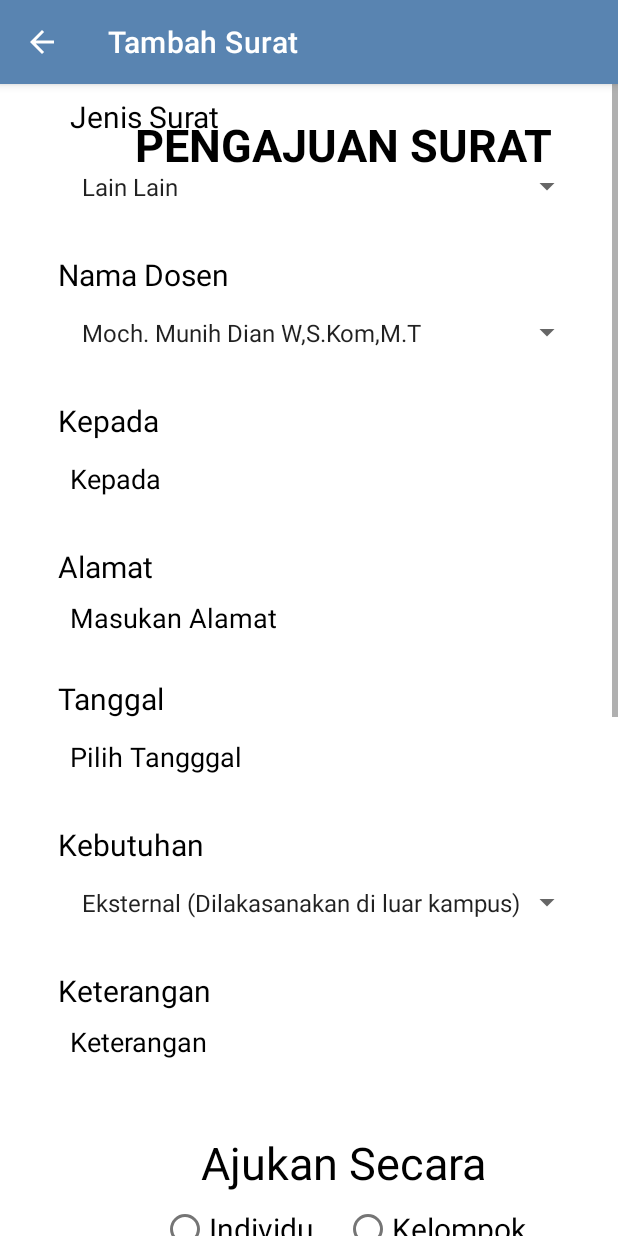
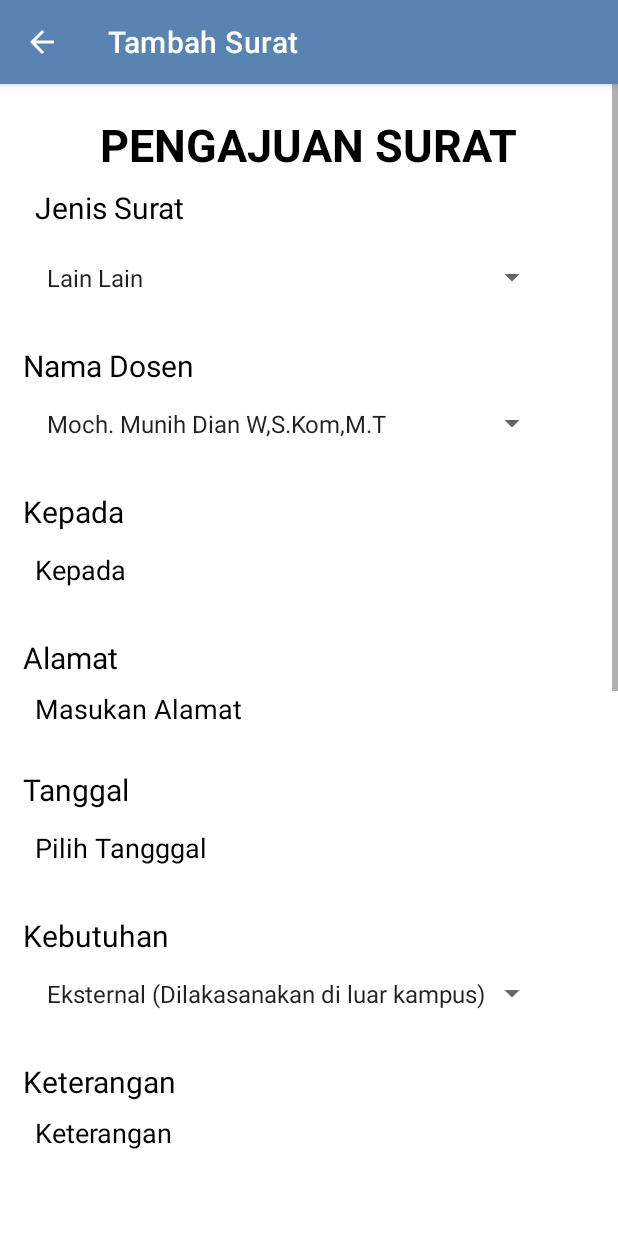
Before and after one commit to Project-Semester-4-JTI-Surat/jti-mobile, an Android app: the TambahSurat screen opened directly, with no data from a screen before it, on a phone screen of 412 x 824 dp. Run offline under Robolectric (Android 15) with nearby library versions, the phone set to English and light mode, and no system bars.

Commit message:
Perbaikan Layout Tambah Surat (1)

```diff
--- a/app/src/main/java/com/example/projectsemester4/TambahSurat.java
+++ b/app/src/main/java/com/example/projectsemester4/TambahSurat.java
@@ -1,20 +1,37 @@
 package com.example.projectsemester4;
+import android.content.Context;
 import android.content.Intent;
 import android.os.Bundle;
+import android.text.Editable;
+import android.text.TextUtils;
+import android.text.TextWatcher;
+import android.view.LayoutInflater;
 import android.view.MenuItem;
 import android.view.View;
 import android.widget.AdapterView;
 import android.widget.ArrayAdapter;
+import android.widget.Button;
 import android.widget.EditText;
+import android.widget.LinearLayout;
+import android.widget.RadioButton;
+import android.widget.RadioGroup;
+import android.widget.RelativeLayout;
 import android.widget.Spinner;
 import android.widget.TextView;
 
 import androidx.appcompat.app.AppCompatActivity;
 
 public class TambahSurat extends AppCompatActivity implements AdapterView.OnItemSelectedListener {
-    EditText kepada, alamat, tanggal;
-    Spinner spJenisSurat, spNamaDosen, kebutuhan;
-    TextView judulSurat, jsSurat, nmDosen, kpd, almt, tgl, kbth;
+    private EditText kepada, alamat, tanggal;
+    private Spinner spJenisSurat, spNamaDosen, kebutuhan;
+    private TextView judulSurat, jsSurat, nmDosen, kpd, almt, tgl, kbth;
+    private RadioGroup pilihan;
+    private RadioButton pilihan1, pilihan2;
+    private TextView anggotaKe, txNim, txNamaAnggota, txProdi, txTlpAnggota;
+    private EditText nimAnggota, namaAnggota, tlpAnggota;
+    private Spinner prodiAnggota;
+    private Button tambahAnggotaButton, resetFormButton, ajukanButton;
+    private int jumlahAnggota = 1;
     protected void onCreate(Bundle savedInstanceState) {
         super.onCreate(savedInstanceState);
         setContentView(R.layout.tambah_surat);
@@ -33,6 +50,21 @@ public class TambahSurat extends AppCompatActivity implements AdapterView.OnItem
         almt = findViewById(R.id.almt);
         tgl = findViewById(R.id.tgl);
         kbth = findViewById(R.id.kbth);
+
+        pilihan = findViewById(R.id.pilihan);
+        pilihan1 = findViewById(R.id.pilihan1);
+        pilihan2 = findViewById(R.id.pilihan2);
+        anggotaKe = findViewById(R.id.anggotaKe);
+        txNim = findViewById(R.id.txNim);
+        txNamaAnggota = findViewById(R.id.txNamaAnggota);
+        txProdi = findViewById(R.id.txProdi);
+        txTlpAnggota = findViewById(R.id.txTlpAnggota);
+        nimAnggota = findViewById(R.id.nimAnggota);
+        namaAnggota = findViewById(R.id.namaAnggota);
+        tlpAnggota = findViewById(R.id.tlpAnggota);
+        tambahAnggotaButton = findViewById(R.id.tambahAnggotaButton);
+        resetFormButton = findViewById(R.id.resetButton);
+        ajukanButton = findViewById(R.id.ajukanButton);
 
         ArrayAdapter<CharSequence> adapterJS = ArrayAdapter.createFromResource(this,
                 R.array.jenis_surat, android.R.layout.simple_spinner_item);
@@ -53,6 +85,65 @@ public class TambahSurat extends AppCompatActivity implements AdapterView.OnItem
         spNamaDosen.setOnItemSelectedListener(this);
         kebutuhan.setOnItemSelectedListener(this);
 
+        tambahAnggotaButton.setOnClickListener(new View.OnClickListener() {
+            @Override
+            public void onClick(View v) {
+                // Mengaktifkan RadioButton pilihan2 dan menonaktifkan pilihan1
+                pilihan1.setEnabled(false);
+                pilihan2.setEnabled(true);
+
+                // Menambahkan tampilan form anggota baru
+                LayoutInflater inflater = (LayoutInflater) getSystemService(Context.LAYOUT_INFLATER_SERVICE);
+                View view = inflater.inflate(R.layout.tambah_surat, null);
+                LinearLayout anggotaLayout = findViewById(R.id.LinearLayout2);
+                anggotaLayout.addView(view, anggotaLayout.getChildCount());
+
+                // Menambahkan nomor urut anggota
+                jumlahAnggota++;
+                TextView anggotaKe = findViewById(R.id.anggotaKe);
+                anggotaKe.setVisibility(View.VISIBLE);
+                anggotaKe.setText("Anggota Ke-" + jumlahAnggota);
+
+
+                // Mengambil referensi dari elemen form anggota yang baru ditambahkan
+                TextView txNim = view.findViewById(R.id.txNim);
+                TextView txNamaAnggota = view.findViewById(R.id.txNamaAnggota);
+                TextView txProdi = view.findViewById(R.id.txProdi);
+                TextView txTlpAnggota = view.findViewById(R.id.txTlpAnggota);
+                EditText nimAnggota = view.findViewById(R.id.nimAnggota);
+                EditText namaAnggota = view.findViewById(R.id.namaAnggota);
+                EditText tlpAnggota = view.findViewById(R.id.tlpAnggota);
+                Spinner prodiAnggota = view.findViewById(R.id.prodiAnggota);
+
+                // Mengatur adapter untuk Spinner prodiAnggotaBaru
+                ArrayAdapter<CharSequence> adapterProdi = ArrayAdapter.createFromResource(TambahSurat.this,
+                        R.array.prodi, android.R.layout.simple_spinner_item);
+                adapterProdi.setDropDownViewResource(android.R.layout.simple_spinner_dropdown_item);
+                prodiAnggota.setAdapter(adapterProdi);
+            }
+        });
+
+
+        resetFormButton.setOnClickListener(new View.OnClickListener() {
+            @Override
+            public void onClick(View v) {
+                // mereset semua field ke nilai awal
+                kepada.setText("");
+                alamat.setText("");
+                tanggal.setText("");
+                spJenisSurat.setSelection(0);
+                spNamaDosen.setSelection(0);
+                kebutuhan.setSelection(0);
+                pilihan1.setChecked(true);
+                pilihan1.setEnabled(true);
+                LinearLayout layout = findViewById(R.id.LinearLayout2);
+                int count = layout.getChildCount();
+                for (int i = count - 1; i >= 5; i--) {
+                    View view = layout.getChildAt(i);
+                    layout.removeView(view);
+                }
+            }
+        });
     }
 
     @Override
--- a/app/src/main/res/layout/tambah_surat.xml
+++ b/app/src/main/res/layout/tambah_surat.xml
@@ -34,7 +34,7 @@
                 android:id="@+id/jsSurat"
                 android:layout_width="wrap_content"
                 android:layout_height="wrap_content"
-                android:layout_below="@+id/judukSurat"
+                android:layout_below="@+id/judulSurat"
                 android:layout_marginLeft="15dp"
                 android:padding="8dp"
                 android:text="Jenis Surat"
@@ -193,7 +193,6 @@
                 android:textColor="@color/black"
                 android:textColorHighlight="@color/cardview_dark_background"
                 android:textColorHint="@color/black" />
-
             <TextView
                 android:id="@+id/ajukan"
                 android:layout_width="wrap_content"
@@ -231,11 +230,18 @@
                     android:textColor="@color/black"/>
             </RadioGroup>
 
+
+            <LinearLayout
+                android:id="@+id/LinearLayout2"
+                android:layout_width="match_parent"
+                android:layout_height="wrap_content"
+                android:orientation="vertical"
+                android:layout_below="@+id/pilihan">
+
                 <TextView
                     android:id="@+id/anggotaKe"
                     android:layout_width="wrap_content"
                     android:layout_height="wrap_content"
-                android:layout_below="@+id/pilihan"
                     android:layout_marginLeft="15dp"
                     android:layout_marginTop="10dp"
                     android:text="Anggota Ke-1"
@@ -335,13 +341,16 @@
                     android:padding="8dp"
                     android:textColor="@color/black"
                     android:textColorHighlight="@color/cardview_dark_background"
-                android:textColorHint="@color/black" />
+                    android:textColorHint="@color/black"
+                    android:inputType="number"
+                    android:maxLength="13"/>
+            </LinearLayout>
 
             <Button
                 android:id="@+id/tambahAnggotaButton"
                 android:layout_width="wrap_content"
                 android:layout_height="60dp"
-                android:layout_below="@+id/tlpAnggota"
+                android:layout_below="@+id/LinearLayout2"
                 android:layout_centerHorizontal="true"
                 android:layout_gravity="center"
                 android:layout_marginTop="20dp"
```
Lines whose indentation alone changed are shown as unchanged.
